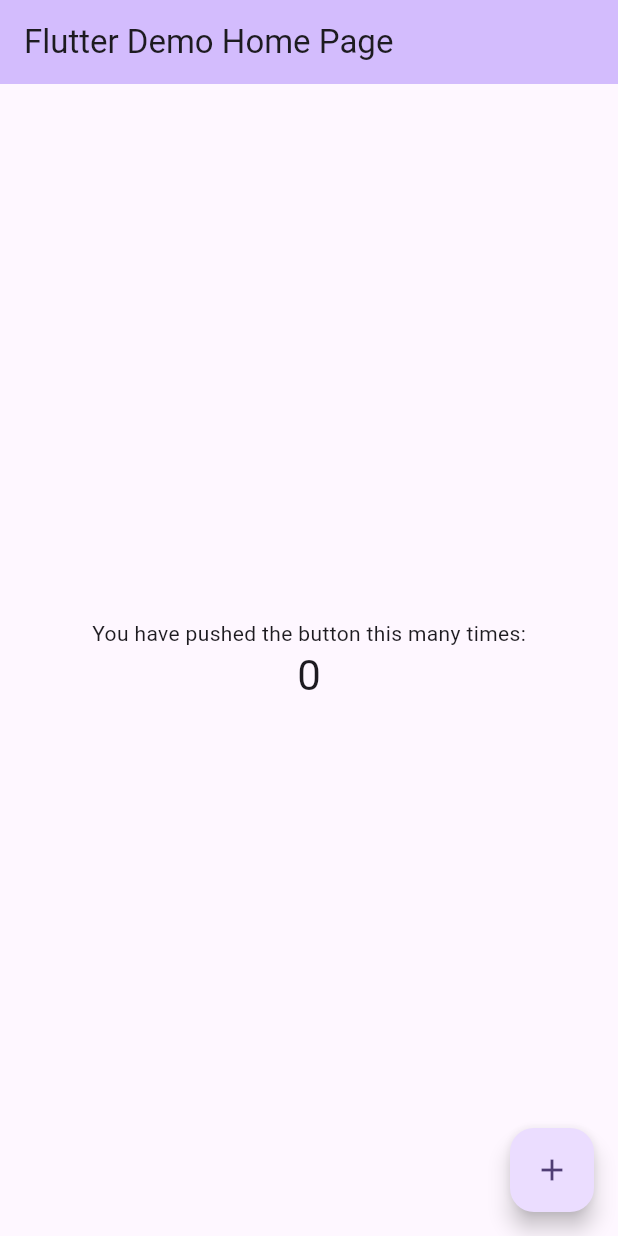
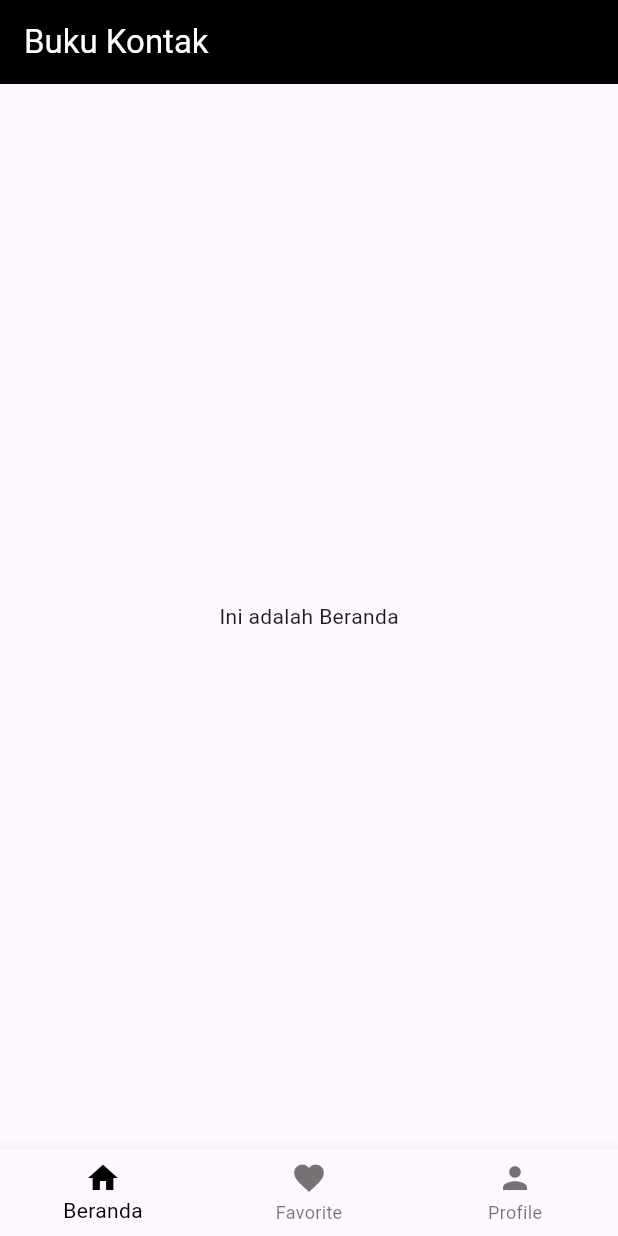
Before and after one commit to sarifht/project_flutter_pemula, a Flutter app: the screen it shows after launch, on a phone screen of 412 x 824 dp. Run offline on Flutter 3.47's test engine with Material 3 defaults, Android fonts, the phone set to English and light mode, and no system bars.

Commit message:
add header dan navbar

```diff
--- a/lib/main.dart
+++ b/lib/main.dart
@@ -1,125 +1,81 @@
 import 'package:flutter/material.dart';
 
 void main() {
-  runApp(const MyApp());
+  runApp(const MyApp()); // Memulai aplikasi Flutter
 }
 
 class MyApp extends StatelessWidget {
   const MyApp({super.key});
 
-  // This widget is the root of your application.
   @override
   Widget build(BuildContext context) {
+    // MaterialApp sebagai root aplikasi, menonaktifkan banner debug dan mengatur tema
     return MaterialApp(
-      title: 'Flutter Demo',
+      debugShowCheckedModeBanner: false, // Menyembunyikan banner debug
+      title: 'Buku Kontak', // Judul aplikasi
       theme: ThemeData(
-        // This is the theme of your application.
-        //
-        // TRY THIS: Try running your application with "flutter run". You'll see
-        // the application has a purple toolbar. Then, without quitting the app,
-        // try changing the seedColor in the colorScheme below to Colors.green
-        // and then invoke "hot reload" (save your changes or press the "hot
-        // reload" button in a Flutter-supported IDE, or press "r" if you used
-        // the command line to start the app).
-        //
-        // Notice that the counter didn't reset back to zero; the application
-        // state is not lost during the reload. To reset the state, use hot
-        // restart instead.
-        //
-        // This works for code too, not just values: Most code changes can be
-        // tested with just a hot reload.
-        colorScheme: ColorScheme.fromSeed(seedColor: Colors.deepPurple),
-        useMaterial3: true,
+        primarySwatch: Colors.blue, // Mengatur tema dasar dengan warna biru
       ),
-      home: const MyHomePage(title: 'Flutter Demo Home Page'),
+      home: const MyHomePage(), // Menentukan halaman utama aplikasi
     );
   }
 }
 
 class MyHomePage extends StatefulWidget {
-  const MyHomePage({super.key, required this.title});
-
-  // This widget is the home page of your application. It is stateful, meaning
-  // that it has a State object (defined below) that contains fields that affect
-  // how it looks.
-
-  // This class is the configuration for the state. It holds the values (in this
-  // case the title) provided by the parent (in this case the App widget) and
-  // used by the build method of the State. Fields in a Widget subclass are
-  // always marked "final".
-
-  final String title;
+  const MyHomePage({super.key});
 
   @override
   State<MyHomePage> createState() => _MyHomePageState();
 }
 
 class _MyHomePageState extends State<MyHomePage> {
-  int _counter = 0;
+  int _selectedIndex = 0; // Index menu navigasi yang dipilih
 
-  void _incrementCounter() {
+  // Daftar halaman untuk setiap menu navigasi
+  final List<Widget> _pages = [
+    const Center(child: Text('Ini adalah Beranda')),
+    const Center(child: Text('Ini adalah Favorite')),
+    const Center(child: Text('Ini adalah Profile')),
+  ];
+
+  // Fungsi untuk mengubah halaman berdasarkan item yang dipilih di BottomNavigationBar
+  void _onItemTapped(int index) {
     setState(() {
-      // This call to setState tells the Flutter framework that something has
-      // changed in this State, which causes it to rerun the build method below
-      // so that the display can reflect the updated values. If we changed
-      // _counter without calling setState(), then the build method would not be
-      // called again, and so nothing would appear to happen.
-      _counter++;
+      _selectedIndex = index; // Ubah index sesuai item yang dipilih
     });
   }
 
   @override
   Widget build(BuildContext context) {
-    // This method is rerun every time setState is called, for instance as done
-    // by the _incrementCounter method above.
-    //
-    // The Flutter framework has been optimized to make rerunning build methods
-    // fast, so that you can just rebuild anything that needs updating rather
-    // than having to individually change instances of widgets.
     return Scaffold(
       appBar: AppBar(
-        // TRY THIS: Try changing the color here to a specific color (to
-        // Colors.amber, perhaps?) and trigger a hot reload to see the AppBar
-        // change color while the other colors stay the same.
-        backgroundColor: Theme.of(context).colorScheme.inversePrimary,
-        // Here we take the value from the MyHomePage object that was created by
-        // the App.build method, and use it to set our appbar title.
-        title: Text(widget.title),
-      ),
-      body: Center(
-        // Center is a layout widget. It takes a single child and positions it
-        // in the middle of the parent.
-        child: Column(
-          // Column is also a layout widget. It takes a list of children and
-          // arranges them vertically. By default, it sizes itself to fit its
-          // children horizontally, and tries to be as tall as its parent.
-          //
-          // Column has various properties to control how it sizes itself and
-          // how it positions its children. Here we use mainAxisAlignment to
-          // center the children vertically; the main axis here is the vertical
-          // axis because Columns are vertical (the cross axis would be
-          // horizontal).
-          //
-          // TRY THIS: Invoke "debug painting" (choose the "Toggle Debug Paint"
-          // action in the IDE, or press "p" in the console), to see the
-          // wireframe for each widget.
-          mainAxisAlignment: MainAxisAlignment.center,
-          children: <Widget>[
-            const Text(
-              'You have pushed the button this many times:',
-            ),
-            Text(
-              '$_counter',
-              style: Theme.of(context).textTheme.headlineMedium,
-            ),
-          ],
+        backgroundColor: Colors.black, // Header dengan background hitam
+        title: const Text(
+          'Buku Kontak',
+          style: TextStyle(color: Colors.white), // Teks header berwarna putih
         ),
       ),
-      floatingActionButton: FloatingActionButton(
-        onPressed: _incrementCounter,
-        tooltip: 'Increment',
-        child: const Icon(Icons.add),
-      ), // This trailing comma makes auto-formatting nicer for build methods.
+      body: _pages[
+          _selectedIndex], // Menampilkan halaman berdasarkan index yang dipilih
+      bottomNavigationBar: BottomNavigationBar(
+        items: const <BottomNavigationBarItem>[
+          BottomNavigationBarItem(
+            icon: Icon(Icons.home),
+            label: 'Beranda', // Menu Beranda
+          ),
+          BottomNavigationBarItem(
+            icon: Icon(Icons.favorite),
+            label: 'Favorite', // Menu Favorite
+          ),
+          BottomNavigationBarItem(
+            icon: Icon(Icons.person),
+            label: 'Profile', // Menu Profile
+          ),
+        ],
+        currentIndex: _selectedIndex, // Index yang dipilih saat ini
+        selectedItemColor: Colors.black, // Warna item yang dipilih
+        onTap: _onItemTapped, // Panggil fungsi saat item dipilih
+      ),
     );
   }
 }
```
